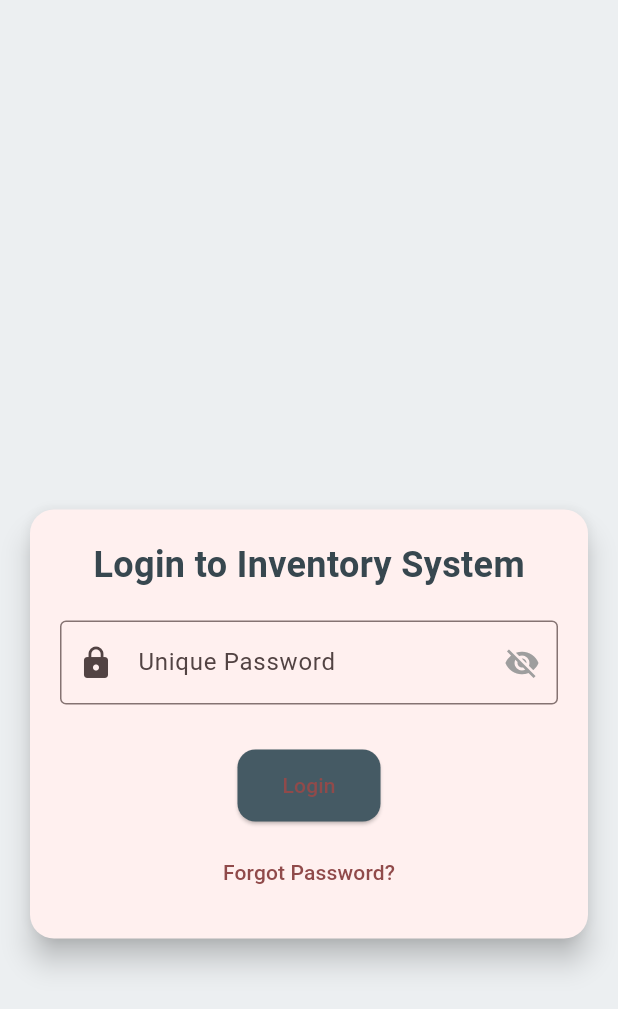
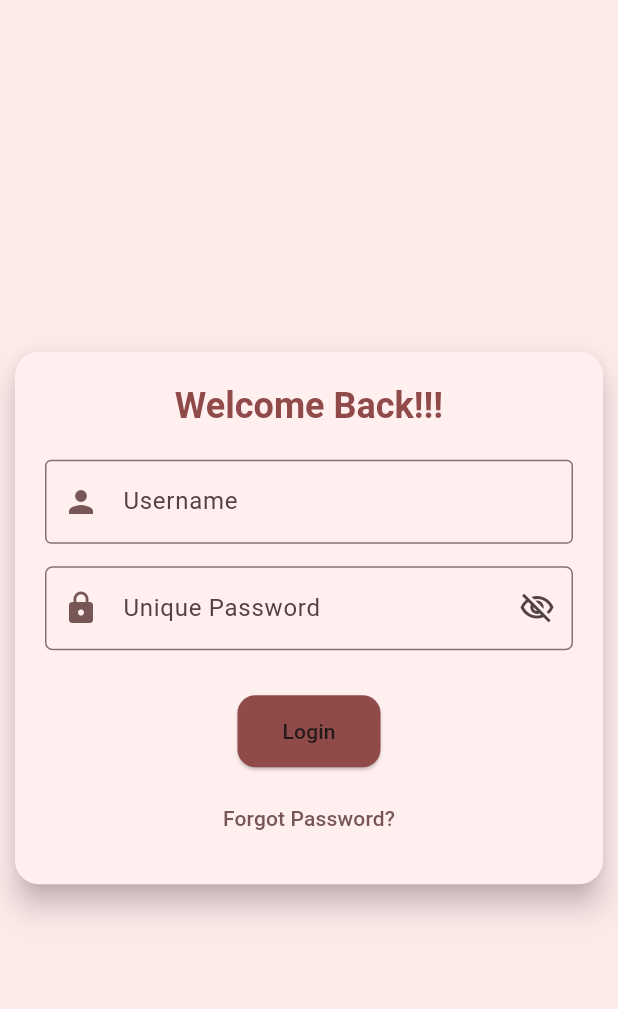
Before and after one commit to FrancisSimple/inventory_system_ashesi, a Flutter app: the screen it shows after launch, on a phone screen of 412 x 824 dp. Shown: the top 1009 px of the screen. Run offline on Flutter 3.47's test engine with Material 3 defaults, Android fonts, the phone set to English and light mode, and no system bars; missing offline and left inert: darq, paged_datatable.

Commit message:
Refactor login page and update import paths
Moved the login page from authpage/loginpage.dart to auth/login.dart, updated the import in main.dart, and revised the README to reflect the new path. The new login page uses updated theming and a custom FormTextField component.

```diff
--- a/ashinventory/lib/main.dart
+++ b/ashinventory/lib/main.dart
@@ -1,7 +1,7 @@
 // import 'dart:math';
 
 // import 'package:ashinventory/pages/dashboard/dash_home.dart';
-import 'package:ashinventory/pages/authpage/loginpage.dart';
+import 'package:ashinventory/pages/auth/login.dart';
 import 'package:ashinventory/pages/home.dart';
 import 'package:ashinventory/themes/theme.dart';
 import 'package:flutter/material.dart';
--- /dev/null
+++ b/ashinventory/lib/pages/auth/login.dart
@@ -0,0 +1,131 @@
+import 'package:ashinventory/components/text_field.dart';
+import 'package:ashinventory/pages/home.dart';
+import 'package:flutter/material.dart';
+
+class LoginPage extends StatefulWidget {
+  const LoginPage({super.key});
+
+  @override
+  LoginPageState createState() => LoginPageState();
+}
+
+class LoginPageState extends State<LoginPage> {
+  final _formKey = GlobalKey<FormState>();
+  final TextEditingController _usernameController = TextEditingController();
+  final TextEditingController _passwordController = TextEditingController();
+
+  @override
+  Widget build(BuildContext context) {
+    return Scaffold(
+        // Using theme's scaffoldBackgroundColor
+        backgroundColor: Theme.of(context).colorScheme.surfaceContainer,
+        body: Center(
+      child: ConstrainedBox(
+        constraints: BoxConstraints(
+          maxWidth: 400
+        ),
+        child: Card(
+          // Using theme's cardTheme for shape and elevation
+          shape: Theme.of(context).cardTheme.shape ??
+              RoundedRectangleBorder(
+                borderRadius: BorderRadius.circular(16),
+              ),
+          elevation: 8,
+          child: Padding(
+            padding: const EdgeInsets.all(20.0),
+            child: Column(
+              mainAxisSize: MainAxisSize.min,
+              children: [
+                Text(
+                  'Welcome Back!!!',
+                  // Using theme's textTheme for headlineSmall and applying a color
+                  style: Theme.of(context).textTheme.headlineSmall?.copyWith(
+                        color: Theme.of(context).colorScheme.primary,
+                        fontWeight: FontWeight.bold,
+                      ),
+                ),
+                const SizedBox(height: 20),
+                Form(
+                  key: _formKey,
+                  child: Column(
+                    children: [
+                      TextFormField(
+                        controller: _usernameController,
+                        decoration: InputDecoration(
+                          labelText: 'Username',
+                          prefixIcon: Icon(
+                            Icons.person,
+                            color: Theme.of(context).colorScheme.secondary,
+                          ),
+                          // Using theme's inputDecorationTheme for border, labelStyle, and prefixIconColor
+                          border: Theme.of(context).inputDecorationTheme.border ??
+                              const OutlineInputBorder(),
+                          labelStyle:
+                              Theme.of(context).inputDecorationTheme.labelStyle,
+                        ),
+                        validator: (value) {
+                          if (value!.isEmpty) {
+                            return 'Please enter your username';
+                          }
+                          return null;
+                        },
+                      ),
+                      const SizedBox(height: 15),
+                      FormTextField(
+                        controller: _passwordController,
+                        obscureText: true,
+                        hassuffixIcon: true,
+                        labelText: 'Unique Password',
+                        prefixIcon: Icon(
+                          Icons.lock,
+                          color: Theme.of(context).colorScheme.secondary,
+                        ),
+                        validator: (value) {
+                          if (value!.isEmpty) {
+                            return 'Please enter your access level password';
+                          }
+                          return null;
+                        },
+                      ),
+                      const SizedBox(height: 30),
+                      ElevatedButton(
+                        onPressed: () {},
+                        style: ElevatedButton.styleFrom(
+                          // Using theme's colorScheme for primary color
+                          backgroundColor: Theme.of(context).colorScheme.primary,
+                          foregroundColor:
+                              Theme.of(context).colorScheme.onPrimary,
+                          padding: const EdgeInsets.symmetric(
+                              vertical: 14, horizontal: 30),
+                          shape: RoundedRectangleBorder(
+                            borderRadius: BorderRadius.circular(12),
+                          ),
+                        ),
+                        child: Text(
+                          'Login',
+                          style: Theme.of(context).textTheme.labelLarge,
+                        ),
+                      ),
+                    ],
+                  ),
+                ),
+                const SizedBox(height: 10),
+                TextButton(
+                  onPressed: () {
+                    // Forgot password action
+                  },
+                  child: Text(
+                    'Forgot Password?',
+                    style: Theme.of(context).textTheme.labelLarge?.copyWith(
+                          color: Theme.of(context).colorScheme.secondary,
+                        ),
+                  ),
+                ),
+              ],
+            ),
+          ),
+        ),
+      ),
+    ));
+  }
+}
--- a/ashinventory/lib/pages/authpage/loginpage.dart
+++ /dev/null
@@ -1,158 +0,0 @@
-import 'dart:math';
-
-import 'package:ashinventory/pages/home.dart';
-import 'package:flutter/material.dart';
-
-class LoginPage extends StatefulWidget {
-  const LoginPage({super.key});
-
-  @override
-  _LoginPageState createState() => _LoginPageState();
-}
-
-class _LoginPageState extends State<LoginPage> {
-  final _formKey = GlobalKey<FormState>();
-  final TextEditingController _usernameController = TextEditingController();
-  final TextEditingController _passwordController = TextEditingController();
-  bool _isPasswordHidden = true;
-  bool _isLoading = false;
-
-  void _togglePasswordView() {
-    setState(() {
-      _isPasswordHidden = !_isPasswordHidden;
-    });
-  }
-
-  void _login() {
-    if (_formKey.currentState!.validate()) {
-      setState(() {
-        _isLoading = true;
-      });
-
-      // Simulate login process (You should replace this with your actual login logic)
-      Future.delayed(const Duration(seconds: 2), () {
-        setState(() {
-          _isLoading = false;
-        });
-
-        // Navigate to the next screen after successful login
-        Navigator.push(
-          context,
-          MaterialPageRoute(builder: (context) => const HomePage()),
-        );
-      });
-    }
-  }
-
-  @override
-  Widget build(BuildContext context) {
-    // sizes of the screen at any point in time:
-    double screenWidth = MediaQuery.of(context).size.width;
-    double screenHeight = MediaQuery.of(context).size.height;
-    return Scaffold(
-      backgroundColor: Colors.blueGrey[50],
-      body: Center(
-        child: Padding(
-          padding: EdgeInsets.fromLTRB(
-            // to center the card on the screen, use padding based on screen size:
-            max(16, (screenWidth - 400) / 2), // left padding
-            max(16, (screenHeight - 400) / 3), // top padding
-            max(16, (screenWidth - 400) / 2), // right padding
-            0, // bottom padding (optional)
-          ),
-          child: Card(
-            shape: RoundedRectangleBorder(
-              borderRadius: BorderRadius.circular(16),
-            ),
-            elevation: 8,
-            child: Padding(
-              padding: const EdgeInsets.all(20.0),
-              child: Column(
-                mainAxisSize: MainAxisSize.min,
-                children: [
-                  Text(
-                    'Login to Inventory System',
-                    style: TextStyle(
-                      fontSize: 24,
-                      fontWeight: FontWeight.bold,
-                      color: Colors.blueGrey[800],
-                    ),
-                  ),
-                  const SizedBox(height: 20),
-                  Form(
-                    key: _formKey,
-                    child: Column(
-                      children: [
-                        // TextFormField(
-                        //   controller: _usernameController,
-                        //   decoration: const InputDecoration(
-                        //     labelText: 'Username',
-                        //     prefixIcon: Icon(Icons.person),
-                        //     border: OutlineInputBorder(),
-                        //   ),
-                        //   validator: (value) {
-                        //     if (value!.isEmpty) {
-                        //       return 'Please enter your username';
-                        //     }
-                        //     return null;
-                        //   },
-                        // ),
-                        //const SizedBox(height: 15),
-                        TextFormField(
-                          controller: _passwordController,
-                          obscureText: _isPasswordHidden,
-                          decoration: InputDecoration(
-                            labelText: 'Unique Password',
-                            prefixIcon: const Icon(Icons.lock),
-                            suffixIcon: IconButton(
-                              icon: Icon(
-                                _isPasswordHidden
-                                    ? Icons.visibility_off
-                                    : Icons.visibility,
-                                color: Colors.grey,
-                              ),
-                              onPressed: _togglePasswordView,
-                            ),
-                            border: const OutlineInputBorder(),
-                          ),
-                          validator: (value) {
-                            if (value!.isEmpty) {
-                              return 'Please enter your access level password';
-                            }
-                            return null;
-                          },
-                        ),
-                        const SizedBox(height: 30),
-                        _isLoading
-                            ? const CircularProgressIndicator()
-                            : ElevatedButton(
-                                onPressed: _login,
-                                style: ElevatedButton.styleFrom(
-                                  backgroundColor: Colors.blueGrey[700],
-                                  padding: const EdgeInsets.symmetric(
-                                      vertical: 14, horizontal: 30),
-                                  shape: RoundedRectangleBorder(
-                                    borderRadius: BorderRadius.circular(12),
-                                  ),
-                                ),
-                                child: const Text('Login'),
-                              ),
-                      ],
-                    ),
-                  ),
-                  const SizedBox(height: 10),
-                  TextButton(
-                    onPressed: () {
-                      // Forgot password action
-                    },
-                    child: const Text('Forgot Password?'),
-                  ),
-                ],
-              ),
-            ),
-          ),
-        ),
-      ),
-    );
-  }
-}
```
Also changed, not shown: 1 other file.
